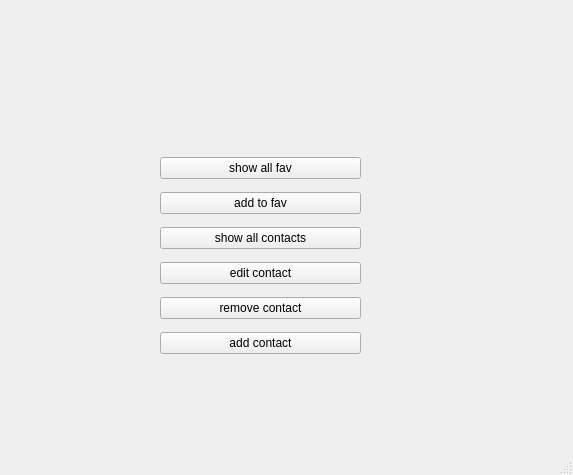
Above: phone_book/mainwindow.ui from amirsoleimani7/Qt_PhoneBook before the change. Below: the same form after it.
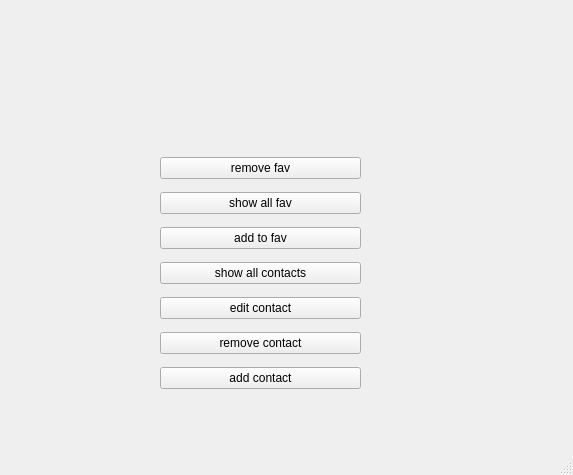
That is the form after the change.

The edit to the form file:
```diff
--- a/phone_book/mainwindow.ui
+++ b/phone_book/mainwindow.ui
@@ -20,10 +20,17 @@
       <x>160</x>
       <y>150</y>
       <width>201</width>
-      <height>211</height>
+      <height>247</height>
      </rect>
     </property>
     <layout class="QVBoxLayout" name="verticalLayout">
+     <item>
+      <widget class="QPushButton" name="pushButton_remove_fav">
+       <property name="text">
+        <string>remove fav</string>
+       </property>
+      </widget>
+     </item>
      <item>
       <widget class="QPushButton" name="pushButton_show_all_fav">
        <property name="text">
```
